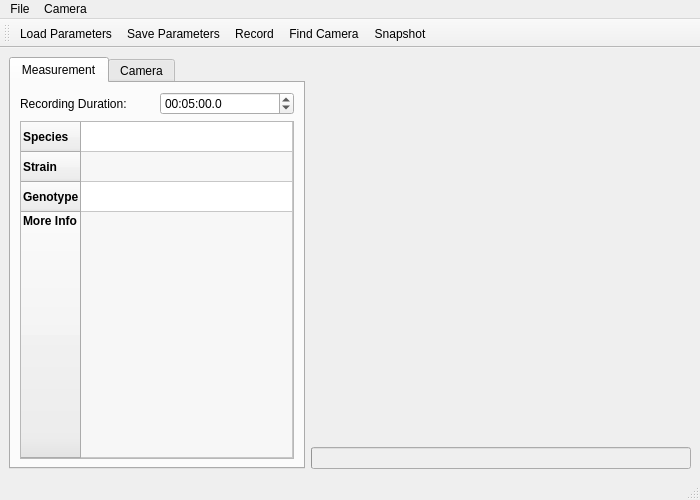
This is fimui/ui_fimwindow.ui in fncnt/fimrecorder as Qt 5 draws it before an edit. The edited form follows.
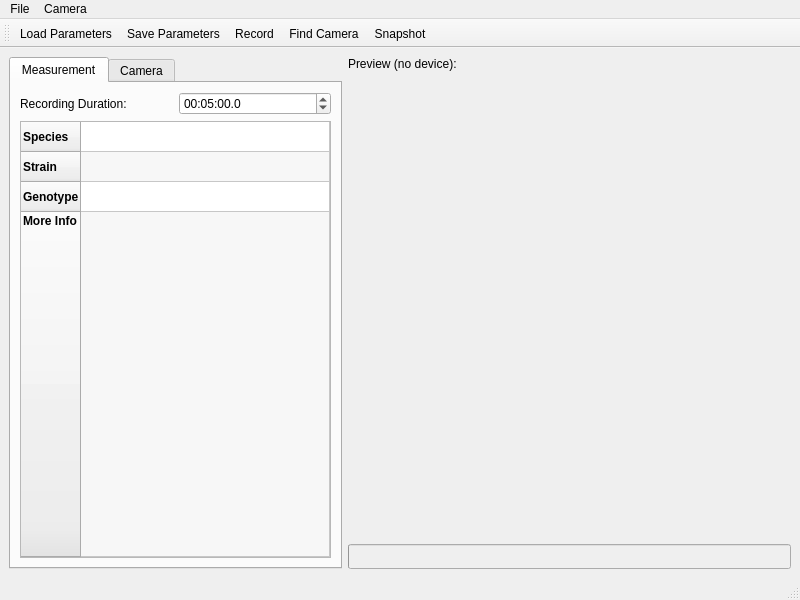
This is the edited form. Icons and pictures are not drawn.

Commit message: Reintroduce camLabel and improve UI layout an resizing.

```diff
--- a/fimui/ui_fimwindow.ui
+++ b/fimui/ui_fimwindow.ui
@@ -6,14 +6,14 @@
    <rect>
     <x>0</x>
     <y>0</y>
-    <width>700</width>
-    <height>500</height>
+    <width>800</width>
+    <height>600</height>
    </rect>
   </property>
   <property name="minimumSize">
    <size>
-    <width>700</width>
-    <height>500</height>
+    <width>800</width>
+    <height>600</height>
    </size>
   </property>
   <property name="windowTitle">
@@ -33,62 +33,18 @@
     </size>
    </property>
    <layout class="QGridLayout" name="gridLayout_2">
-    <item row="0" column="1" rowspan="4">
-     <widget class="QLabel" name="camView">
-      <property name="sizePolicy">
-       <sizepolicy hsizetype="Expanding" vsizetype="Expanding">
-        <horstretch>2</horstretch>
-        <verstretch>2</verstretch>
-       </sizepolicy>
-      </property>
-      <property name="minimumSize">
-       <size>
-        <width>380</width>
-        <height>380</height>
-       </size>
-      </property>
-      <property name="sizeIncrement">
-       <size>
-        <width>1</width>
-        <height>1</height>
-       </size>
-      </property>
-      <property name="text">
-       <string/>
-      </property>
-     </widget>
-    </item>
-    <item row="4" column="1">
-     <widget class="QProgressBar" name="progressBar">
-      <property name="enabled">
-       <bool>false</bool>
-      </property>
-      <property name="maximum">
-       <number>1000000</number>
-      </property>
-      <property name="value">
-       <number>0</number>
-      </property>
-      <property name="alignment">
-       <set>Qt::AlignLeading|Qt::AlignLeft|Qt::AlignVCenter</set>
-      </property>
-      <property name="format">
-       <string/>
-      </property>
-     </widget>
-    </item>
-    <item row="0" column="0" rowspan="5">
+    <item row="0" column="0" rowspan="3">
      <widget class="QTabWidget" name="tabWidget">
       <property name="sizePolicy">
-       <sizepolicy hsizetype="MinimumExpanding" vsizetype="Expanding">
-        <horstretch>2</horstretch>
-        <verstretch>2</verstretch>
+       <sizepolicy hsizetype="Expanding" vsizetype="Expanding">
+        <horstretch>3</horstretch>
+        <verstretch>4</verstretch>
        </sizepolicy>
       </property>
       <property name="minimumSize">
        <size>
         <width>200</width>
-        <height>395</height>
+        <height>430</height>
        </size>
       </property>
       <property name="sizeIncrement">
@@ -97,6 +53,9 @@
         <height>0</height>
        </size>
       </property>
+      <property name="tabShape">
+       <enum>QTabWidget::Rounded</enum>
+      </property>
       <property name="currentIndex">
        <number>0</number>
       </property>
@@ -272,22 +231,6 @@
           </item>
          </widget>
         </item>
-        <item row="3" column="0">
-         <spacer name="tabMeasurementSpacer">
-          <property name="orientation">
-           <enum>Qt::Vertical</enum>
-          </property>
-          <property name="sizeType">
-           <enum>QSizePolicy::Fixed</enum>
-          </property>
-          <property name="sizeHint" stdset="0">
-           <size>
-            <width>20</width>
-            <height>5</height>
-           </size>
-          </property>
-         </spacer>
-        </item>
        </layout>
       </widget>
       <widget class="QWidget" name="tabCam">
@@ -374,6 +317,75 @@
       </widget>
      </widget>
     </item>
+    <item row="0" column="1">
+     <widget class="QLabel" name="camLabel">
+      <property name="sizePolicy">
+       <sizepolicy hsizetype="Preferred" vsizetype="Fixed">
+        <horstretch>0</horstretch>
+        <verstretch>0</verstretch>
+       </sizepolicy>
+      </property>
+      <property name="minimumSize">
+       <size>
+        <width>0</width>
+        <height>10</height>
+       </size>
+      </property>
+      <property name="text">
+       <string>Preview (no device):</string>
+      </property>
+     </widget>
+    </item>
+    <item row="1" column="1">
+     <widget class="QLabel" name="camView">
+      <property name="sizePolicy">
+       <sizepolicy hsizetype="Expanding" vsizetype="Expanding">
+        <horstretch>4</horstretch>
+        <verstretch>4</verstretch>
+       </sizepolicy>
+      </property>
+      <property name="minimumSize">
+       <size>
+        <width>360</width>
+        <height>360</height>
+       </size>
+      </property>
+      <property name="sizeIncrement">
+       <size>
+        <width>1</width>
+        <height>1</height>
+       </size>
+      </property>
+      <property name="text">
+       <string/>
+      </property>
+     </widget>
+    </item>
+    <item row="2" column="1">
+     <widget class="QProgressBar" name="progressBar">
+      <property name="enabled">
+       <bool>false</bool>
+      </property>
+      <property name="minimumSize">
+       <size>
+        <width>0</width>
+        <height>25</height>
+       </size>
+      </property>
+      <property name="maximum">
+       <number>1000000</number>
+      </property>
+      <property name="value">
+       <number>0</number>
+      </property>
+      <property name="alignment">
+       <set>Qt::AlignLeading|Qt::AlignLeft|Qt::AlignVCenter</set>
+      </property>
+      <property name="format">
+       <string/>
+      </property>
+     </widget>
+    </item>
    </layout>
   </widget>
   <widget class="QMenuBar" name="menubar">
@@ -381,7 +393,7 @@
     <rect>
      <x>0</x>
      <y>0</y>
-     <width>700</width>
+     <width>800</width>
      <height>15</height>
     </rect>
    </property>
```
Left out of the diff: 10 changed lines with no effect on the pictures. The commit also changes 2 other files.
